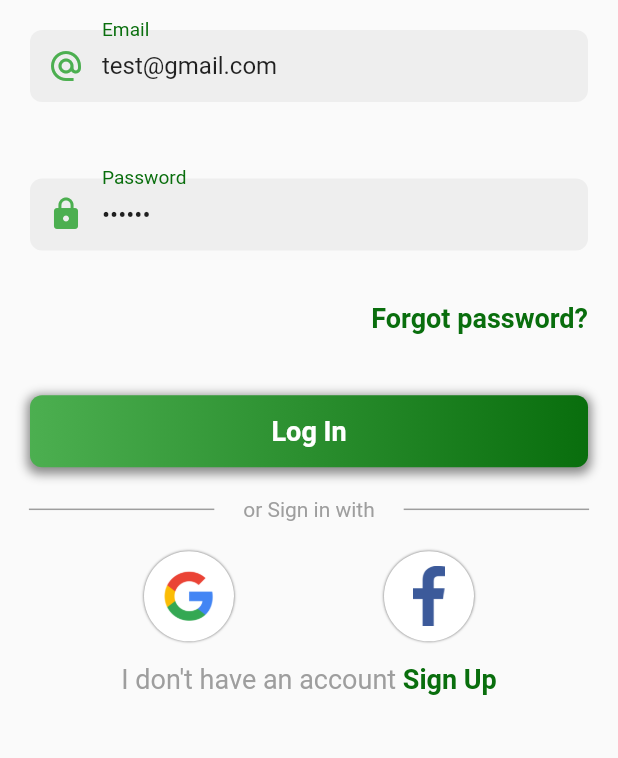
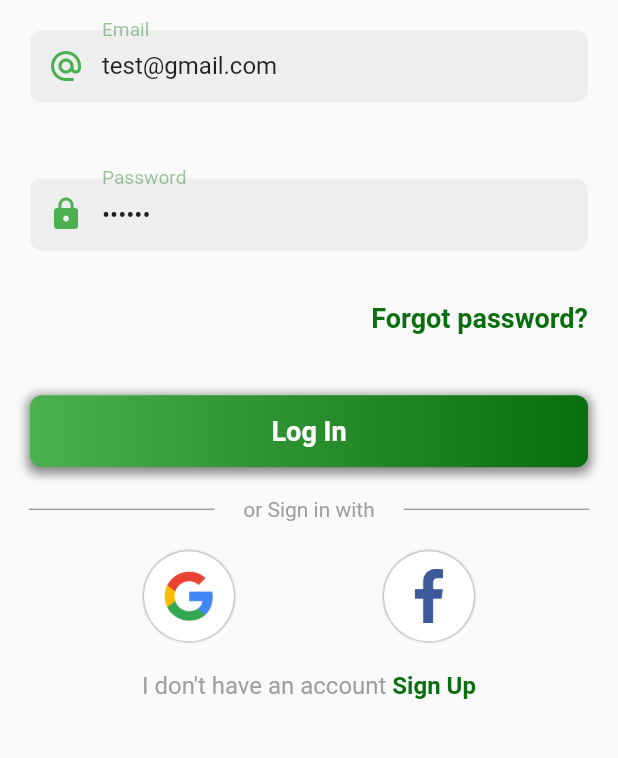
Before and after one commit to IamShahabAlam/Online-Store, a Flutter app: the screen it shows after launch, after a tap on "Log In", on a phone screen of 412 x 824 dp, the part 287-1045 px from its top. Run offline on Flutter 3.47's test engine with Material 2 defaults, Android fonts, the light colour scheme and no system bars; our stand-ins replace animated_splash_screen, carousel_slider, cloud_firestore, curved_navigation_bar, firebase_auth, firebase_core and 2 more; missing offline and left inert: clippy_flutter; accounts and stored records are empty.

Commit message:
Initial Commit

```diff
--- a/lib/screens/login.dart
+++ b/lib/screens/login.dart
@@ -134,7 +134,7 @@ class Login extends StatelessWidget {
 
                   GestureDetector(
                     onTap: () => launch("https://accounts.google.com/signin/v2/identifier?hl=en&passive=true&continue=https%3A%2F%2Fwww.google.com%2F&ec=GAZAAQ&flowName=GlifWebSignIn&flowEntry=ServiceLogin"),
-                    child: Container( margin: EdgeInsets.only(top: 20, bottom: 15),
+                    child: Container( margin: EdgeInsets.only(top: 20, bottom: 20),
                       padding: EdgeInsets.all(5),
                       height: 60, width: 160,
                       decoration: BoxDecoration(
@@ -150,8 +150,8 @@ class Login extends StatelessWidget {
 
                   GestureDetector(
                     onTap: () => launch("https://m.facebook.com/"),
-                    child: Container( margin: EdgeInsets.only(top: 20, bottom: 15),
-                      padding: EdgeInsets.all(10),
+                    child: Container( margin: EdgeInsets.only(top: 20, bottom: 20),
+                      padding: EdgeInsets.all(12),
                       height: 60, width: 160,
                       decoration: BoxDecoration(
                           shape: BoxShape.circle,
@@ -167,11 +167,11 @@ class Login extends StatelessWidget {
 
               Row( mainAxisAlignment: MainAxisAlignment.center,
                 children: [
-                  Text("I don't have an account ", style:  TextStyle(color: Colors.grey, fontSize: 18),),
+                  Text("I don't have an account ", style:  TextStyle(color: Colors.grey, fontSize: 16),),
 
                   GestureDetector(
                       onTap: (){Navigator.push(context, MaterialPageRoute(builder: (context) => Register()) );},
-                      child: Text("Sign Up", style: TextStyle(color: kBMRactiveCardColor,fontWeight: FontWeight.bold, fontSize: 18.0),))
+                      child: Text("Sign Up", style: TextStyle(color: kBMRactiveCardColor,fontWeight: FontWeight.bold, fontSize: 16.0),))
                 ],
               )
             ],
@@ -208,7 +208,7 @@ class InputField extends StatelessWidget {
         keyboardType: keyboardType,
         decoration: InputDecoration(
             labelText: labelText,
-            labelStyle: TextStyle(fontSize: 17.0, color: kBMRactiveCardColor),
+            labelStyle: TextStyle(fontSize: 17.0, color: kBMRactiveCardColor.withOpacity(0.4)),
             floatingLabelBehavior: FloatingLabelBehavior.auto,
             contentPadding: EdgeInsets.all(10),
             prefixIcon: Icon(prefixicon, color: kactiveCardColor,),
@@ -219,98 +219,3 @@ class InputField extends StatelessWidget {
         ),),);
   }
 }
-
-
-
-
-//
-// Scaffold(
-// appBar: AppBar( backgroundColor: Colors.yellow[600], title: Center(child: Text("Login Page")) ,),
-// body:
-// SingleChildScrollView(
-// child: Column(
-// children: [
-//
-//
-// Center(
-// child: Container( width: MediaQuery.of(context).size.width/1.2, padding: EdgeInsets.only(top:20),
-// child: TextField(cursorColor: Colors.yellow,
-// keyboardType: TextInputType.emailAddress,
-// controller: emailController ,
-// decoration: InputDecoration(
-// hintText: ("Enter Email"),
-// labelText: ("Email"),
-// labelStyle: TextStyle(color: Colors.yellow[700], ),
-// focusColor: Colors.yellow,
-// filled: true,
-// fillColor: Colors.yellow[50],
-// enabledBorder: OutlineInputBorder(
-// borderSide: BorderSide(color: Colors.yellow[600])
-// ) ,
-// border: OutlineInputBorder(
-// borderRadius: BorderRadius.circular(25),
-// borderSide: BorderSide(color: Colors.red, width: 10)),
-// focusedBorder: OutlineInputBorder(
-// borderRadius: BorderRadius.circular(25),
-// borderSide: BorderSide(color: Colors.yellow,width: 2, )),
-//
-// ),),
-//
-// ),
-// ),
-//
-//
-// Center(
-// child: Container( width: MediaQuery.of(context).size.width/1.2, padding: EdgeInsets.only(top:20),
-// child: TextField(cursorColor: Colors.yellow,
-// keyboardType: TextInputType.visiblePassword,
-// controller: passwordController ,
-// decoration: InputDecoration(
-// hintText: ("Enter Password"),
-// labelText: ("Password"),
-// labelStyle: TextStyle(color: Colors.yellow[700], ),
-// focusColor: Colors.yellow,
-// filled: true,
-// fillColor: Colors.yellow[50],
-// enabledBorder: OutlineInputBorder(
-// borderSide: BorderSide(color: Colors.yellow[600])
-// ) ,
-// border: OutlineInputBorder(
-// borderRadius: BorderRadius.circular(25),
-// borderSide: BorderSide(color: Colors.red, width: 10)),
-// focusedBorder: OutlineInputBorder(
-// borderRadius: BorderRadius.circular(25),
-// borderSide: BorderSide(color: Colors.yellow,width: 2, )),
-//
-// ),),
-//
-// ),
-// ),
-//
-//
-//
-// Container( width: 100, padding: EdgeInsets.only(top:15),
-// child: DecoratedBox(decoration: BoxDecoration(
-// boxShadow: [
-// BoxShadow(
-// color: Colors.grey[400],
-// spreadRadius: 2,
-// blurRadius: 8,
-// offset: Offset(2, 2)
-// )
-// ],
-// borderRadius: BorderRadius.circular(25) ,
-// gradient: LinearGradient(colors: [Colors.orange,Colors.yellow[600]])
-// ),child:
-// ElevatedButton( style: ElevatedButton.styleFrom(
-// primary: Colors.transparent, shadowColor: Colors.transparent  ),
-// onPressed: login, child: Text("Login")),
-// ),
-// ),
-//
-//
-// ],
-// ),
-// ) ,
-//
-// );
```
